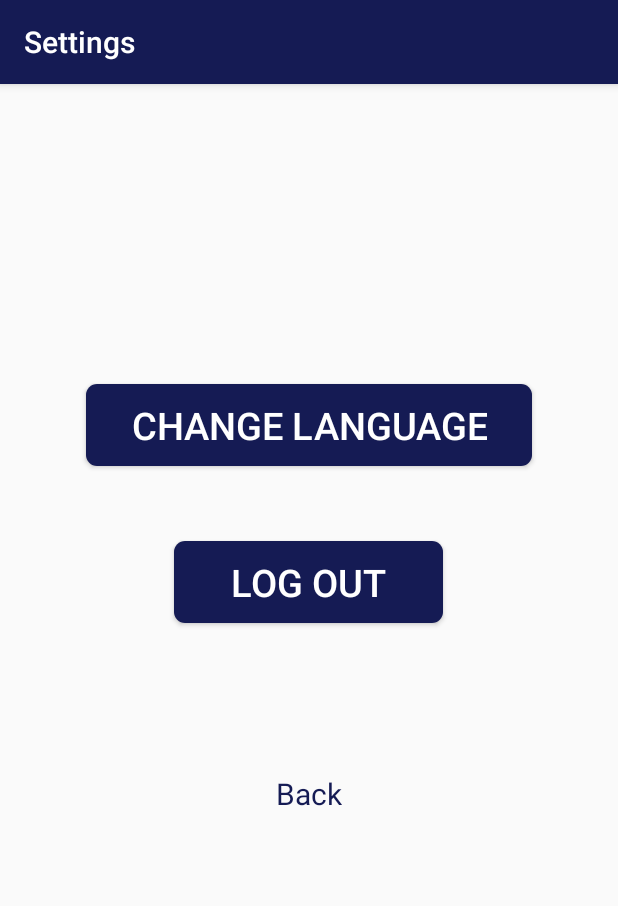
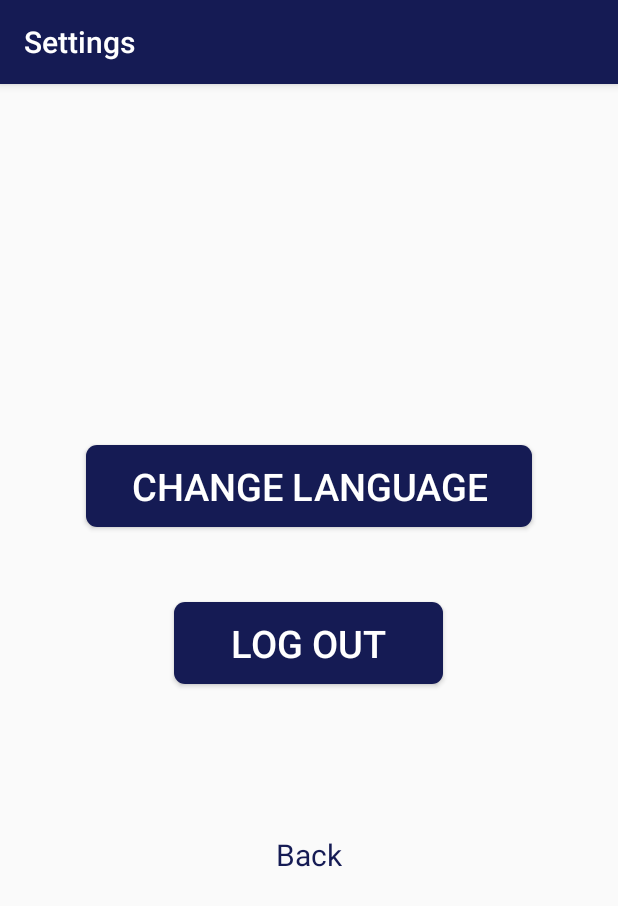
Before and after one commit to AhmedMaad/Bank-Ticket, an Android app: the Settings screen opened directly, with no data from a screen before it, on a phone screen of 412 x 824 dp. Shown: the top 906 px of the screen. Run offline under Robolectric (Android 15) with nearby library versions, the light colour scheme and no system bars; our stand-ins replace Firebase (no records; nobody signed in at launch, a user with empty details on screens opened directly).

Commit message:
updated settings design

```diff
--- a/app/src/main/res/layout/setting.xml
+++ b/app/src/main/res/layout/setting.xml
@@ -4,14 +4,13 @@
     xmlns:tools="http://schemas.android.com/tools"
     android:layout_width="match_parent"
     android:layout_height="match_parent"
-    android:gravity="center_horizontal"
+    android:gravity="center"
     android:orientation="vertical"
     tools:context=".Settings">
 
     <Button
         android:layout_width="wrap_content"
         android:layout_height="wrap_content"
-        android:layout_marginTop="200dp"
         android:background="@drawable/ovalbtn"
         android:onClick="openChangeLanguage"
         android:paddingStart="30dp"
```
